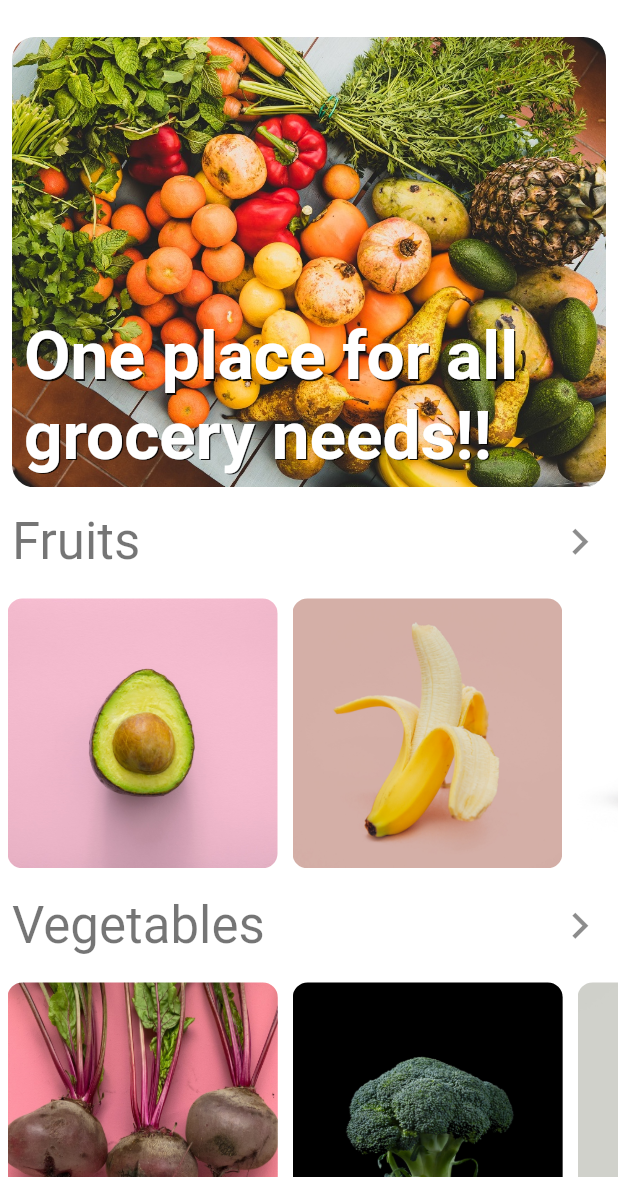
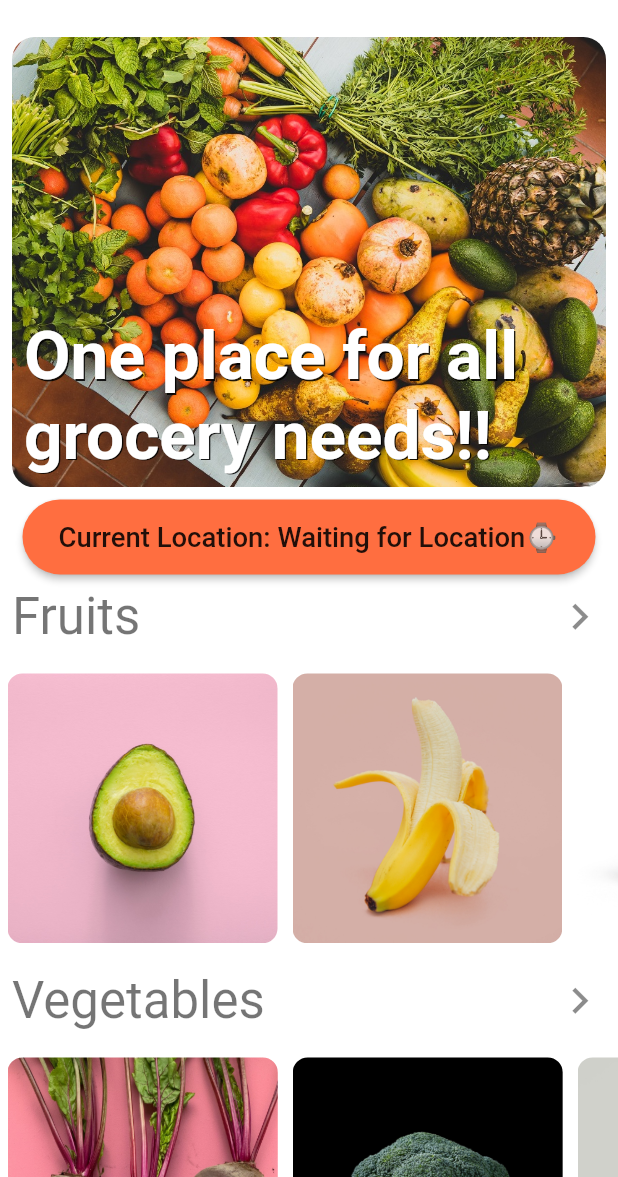
Before and after one commit to SirusCodes/Online-Grocery, a Flutter app: the screen it shows after launch, on a phone screen of 412 x 824 dp, the part 59-1236 px from its top. Run offline on Flutter 3.47's test engine with Material 2 defaults, Android fonts, the light colour scheme and no system bars; drawn by our look-alikes of badges; our stand-ins replace geolocator, get_it, shared_preferences; missing offline and left inert: location_permissions.

Commit message:
getting postal address from user location

```diff
--- /dev/null
+++ b/lib/get_it/location_handler.dart
@@ -0,0 +1,29 @@
+import 'package:geolocator/geolocator.dart';
+import 'package:location_permissions/location_permissions.dart';
+
+class LocationHandler {
+  PermissionStatus _permissionStatus;
+
+  bool get getPermStatus {
+    return PermissionStatus.granted == _permissionStatus ? true : false;
+  }
+
+  requestLocationPerm() async {
+    _permissionStatus = await LocationPermissions().requestPermissions();
+  }
+
+  Future<String> getLastLocationAdd() async {
+    if (getPermStatus) {
+      Position position = await Geolocator()
+          .getLastKnownPosition(desiredAccuracy: LocationAccuracy.high);
+
+      List<Placemark> placemarks =
+          await Geolocator().placemarkFromPosition(position);
+
+      return placemarks.first.postalCode;
+    } else if (_permissionStatus == PermissionStatus.denied) {
+      return "Click to get your location";
+    }
+    return "Waiting for Location⌚";
+  }
+}
--- a/lib/locator.dart
+++ b/lib/locator.dart
@@ -1,8 +1,10 @@
 import 'package:get_it/get_it.dart';
 import 'package:online_grocery/get_it/images_get_it.dart';
+import 'package:online_grocery/get_it/location_handler.dart';
 
 final locator = GetIt.instance;
 
 void setup() {
   locator.registerSingleton<ImagesGetIt>(ImagesGetIt());
+  locator.registerLazySingleton<LocationHandler>(() => LocationHandler());
 }
--- a/lib/screens/main_screen.dart
+++ b/lib/screens/main_screen.dart
@@ -1,6 +1,7 @@
 import 'package:flutter/material.dart';
 import 'package:online_grocery/constants.dart';
 import 'package:online_grocery/get_it/images_get_it.dart';
+import 'package:online_grocery/get_it/location_handler.dart';
 import 'package:online_grocery/locator.dart';
 import 'package:online_grocery/screens/item_list.dart';
 import 'package:online_grocery/screens/settings_screen.dart';
@@ -15,18 +16,26 @@ class MainScreen extends StatefulWidget {
 }
 
 class _MainScreenState extends State<MainScreen> {
-  final getIt = locator<ImagesGetIt>();
+  final imageGetIt = locator<ImagesGetIt>();
+  final locationGetIt = locator<LocationHandler>();
 
   @override
   void initState() {
     super.initState();
-    getIt.initAll();
+    imageGetIt.initAll();
+    if (!locationGetIt.getPermStatus) locationGetIt.requestLocationPerm();
   }
 
   @override
   void didChangeDependencies() {
     super.didChangeDependencies();
-    getIt.cacheImages(context);
+    imageGetIt.cacheImages(context);
+
+    // it will update the app location after 2 sec
+    // might use stream after later!!
+    Future.delayed(Duration(seconds: 2), () {
+      setState(() {});
+    });
   }
 
   @override
@@ -75,10 +84,11 @@ class _MainScreenState extends State<MainScreen> {
                 ],
               ),
             ),
+            locationButton(),
             seeAllButton(context, icon, "Fruits"),
-            horizontalScroll(getIt.getFruits, fruits),
+            horizontalScroll(imageGetIt.getFruits, fruits),
             seeAllButton(context, icon, "Vegetables"),
-            horizontalScroll(getIt.getVegetables, vegetables)
+            horizontalScroll(imageGetIt.getVegetables, vegetables)
           ],
         ),
       ),
@@ -157,4 +167,33 @@ class _MainScreenState extends State<MainScreen> {
       ),
     );
   }
+
+  Widget locationButton() {
+    return SizedBox(
+      width: MediaQuery.of(context).size.width - 30,
+      height: 50,
+      child: RaisedButton(
+        child: FittedBox(
+          child: FutureBuilder(
+            future: locationGetIt.getLastLocationAdd(),
+            builder: (context, AsyncSnapshot<String> snapshot) {
+              return Text(
+                "Current Location: ${snapshot.data}",
+                style: Theme.of(context).primaryTextTheme.headline6,
+                textAlign: TextAlign.center,
+              );
+            },
+          ),
+        ),
+        onPressed: _reqPerm,
+        shape: RoundedRectangleBorder(
+          borderRadius: BorderRadius.circular(30.0),
+        ),
+      ),
+    );
+  }
+
+  _reqPerm() {
+    if (!locationGetIt.getPermStatus) locationGetIt.requestLocationPerm();
+  }
 }
--- a/pubspec.yaml
+++ b/pubspec.yaml
@@ -27,6 +27,9 @@ dependencies:
   shared_preferences: ^0.5.7+2
   badges: ^1.1.1
   get_it: ^4.0.2
+  geolocator: ^5.3.1
+  location_permissions: ^2.0.5
+
 
 
   # The following adds the Cupertino Icons font to your application.
```
Also changed, not shown: pubspec.lock, 2 other files.
